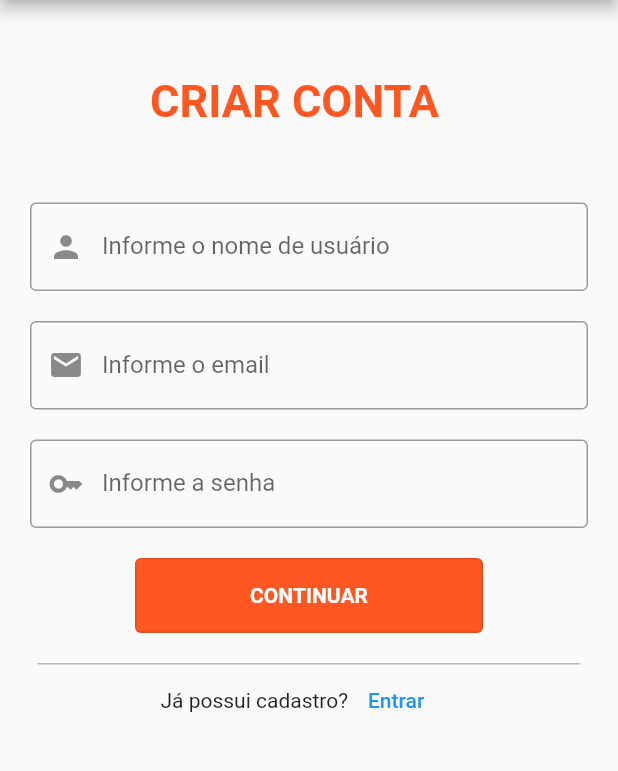
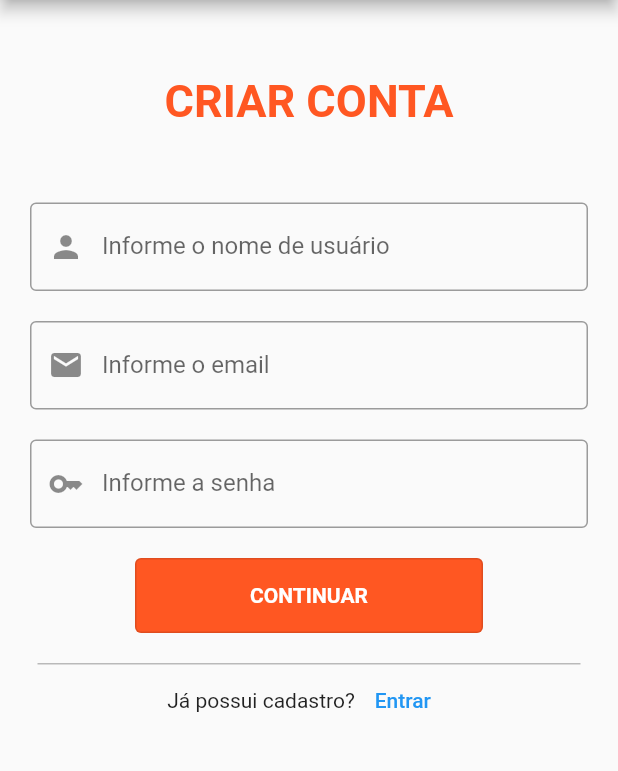
Before and after one commit to HunterXVD11/AppFinalFlutter, a Flutter app: the screen it shows after launch, after a tap on "Cadastre-se", on a phone screen of 412 x 824 dp, the part 84-855 px from its top. Run offline on Flutter 3.47's test engine with Material 2 defaults, Android fonts, the phone set to English and light mode, and no system bars; our stand-ins replace sqflite; accounts and stored records are empty.

Commit message:
Ajeitado overflow da tela de login

```diff
--- a/loja_anuncios/lib/pages/Home.dart
+++ b/loja_anuncios/lib/pages/Home.dart
@@ -66,13 +66,14 @@ class _HomeState extends State<Home> {
         child: ListView(
           children: [
             Padding(
-              padding: EdgeInsets.only(top: 50, left: 110, right: 110),
+              padding: EdgeInsets.only(top: 50),
               child: Text(
                 "FAZER LOGIN",
                 style: TextStyle(
                     fontSize: 30,
                     fontWeight: FontWeight.bold,
                     color: Colors.deepOrange),
+                textAlign: TextAlign.center,
               ),
             ),
             Padding(
@@ -138,9 +139,8 @@ class _HomeState extends State<Home> {
               ))),
             ),
             Column(children: [
-              Padding(
-                padding: const EdgeInsets.symmetric(horizontal: 107),
-                child: Row(
+              Row(
+                mainAxisAlignment: MainAxisAlignment.center,
                 children: [
                   Text("Novo no Perigo?"),
                   TextButton(
@@ -155,7 +155,6 @@ class _HomeState extends State<Home> {
 
                   ),
                 ],
-                ),
               ),
               Text("ou"),
               Padding(padding: const EdgeInsets.symmetric(horizontal: 107),
--- a/loja_anuncios/lib/pages/cadastro_user.dart
+++ b/loja_anuncios/lib/pages/cadastro_user.dart
@@ -66,13 +66,14 @@ class _CadastroState extends State<Cadastro> {
         child: ListView(
           children: [
             Padding(
-              padding: EdgeInsets.only(top: 50, left: 100, right: 100),
+              padding: EdgeInsets.only(top: 50),
               child: Text(
                 "CRIAR CONTA",
                 style: TextStyle(
                     fontSize: 30,
                     fontWeight: FontWeight.bold,
                     color: Colors.deepOrange),
+                textAlign: TextAlign.center,
               ),
             ),
             Padding(
@@ -145,9 +146,8 @@ class _CadastroState extends State<Cadastro> {
                       ))),
             ),
             Column(children: [
-              Padding(
-                padding: const EdgeInsets.symmetric(horizontal: 107),
-                child: Row(
+              Row(
+                mainAxisAlignment: MainAxisAlignment.center,
                 children: [
                   Text("Já possui cadastro?"),
                   TextButton(
@@ -163,7 +163,6 @@ class _CadastroState extends State<Cadastro> {
 
                   ),
                 ],
-                ),
               ),
               // Text("ou"),
               // Padding(padding: const EdgeInsets.symmetric(horizontal: 107),
```
Lines whose indentation alone changed are shown as unchanged.
